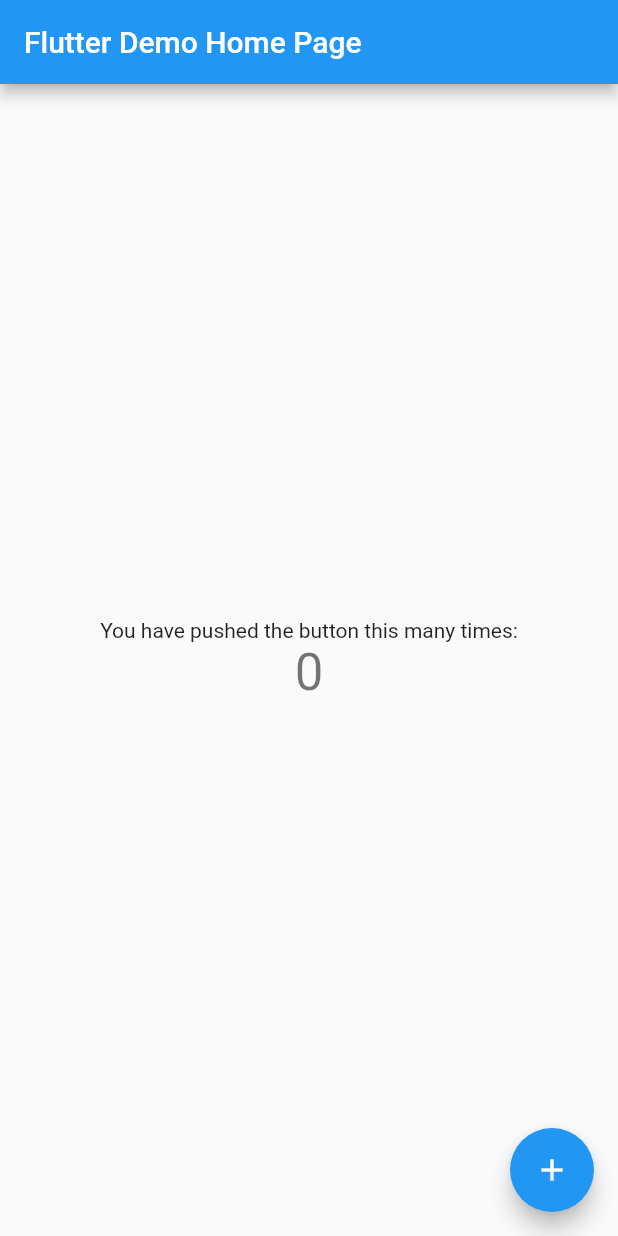
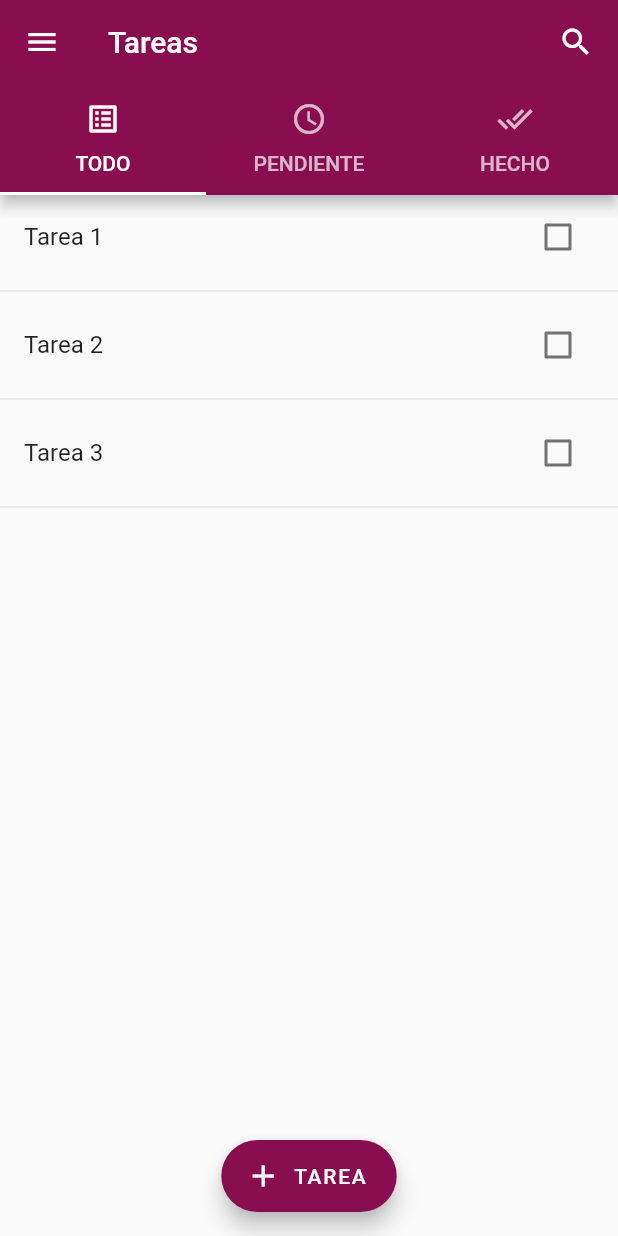
Before and after one commit to ant04x/Flamer, a Flutter app: the screen it shows after launch, on a phone screen of 412 x 824 dp. Run offline on Flutter 3.47's test engine with Material 2 defaults, Android fonts, the phone set to English and light mode, and no system bars.

Commit message:
Pantalla inicial sin menús migrada.

```diff
--- a/lib/main.dart
+++ b/lib/main.dart
@@ -9,7 +9,7 @@
   @override
   Widget build(BuildContext context) {
     return MaterialApp(
-      title: 'Flutter Demo',
+      title: 'Flamer',
       theme: ThemeData(
         // This is the theme of your application.
         //
@@ -20,9 +20,9 @@
         // or simply save your changes to "hot reload" in a Flutter IDE).
         // Notice that the counter didn't reset back to zero; the application
         // is not restarted.
-        primarySwatch: Colors.blue,
+        primarySwatch: Colors.pink,
       ),
-      home: MyHomePage(title: 'Flutter Demo Home Page'),
+      home: MyHomePage(title: 'Tareas'),
     );
   }
 }
@@ -47,6 +47,9 @@
 
 class _MyHomePageState extends State<MyHomePage> {
   int _counter = 0;
+  bool _task1 = false;
+  bool _task2 = false;
+  bool _task3 = false;
 
   void _incrementCounter() {
     setState(() {
@@ -67,47 +70,128 @@
     // The Flutter framework has been optimized to make rerunning build methods
     // fast, so that you can just rebuild anything that needs updating rather
     // than having to individually change instances of widgets.
-    return Scaffold(
-      appBar: AppBar(
-        // Here we take the value from the MyHomePage object that was created by
-        // the App.build method, and use it to set our appbar title.
-        title: Text(widget.title),
-      ),
-      body: Center(
-        // Center is a layout widget. It takes a single child and positions it
-        // in the middle of the parent.
-        child: Column(
-          // Column is also a layout widget. It takes a list of children and
-          // arranges them vertically. By default, it sizes itself to fit its
-          // children horizontally, and tries to be as tall as its parent.
-          //
-          // Invoke "debug painting" (press "p" in the console, choose the
-          // "Toggle Debug Paint" action from the Flutter Inspector in Android
-          // Studio, or the "Toggle Debug Paint" command in Visual Studio Code)
-          // to see the wireframe for each widget.
-          //
-          // Column has various properties to control how it sizes itself and
-          // how it positions its children. Here we use mainAxisAlignment to
-          // center the children vertically; the main axis here is the vertical
-          // axis because Columns are vertical (the cross axis would be
-          // horizontal).
-          mainAxisAlignment: MainAxisAlignment.center,
-          children: <Widget>[
-            Text(
-              'You have pushed the button this many times:',
+    return DefaultTabController(
+      length: 3,
+      child: Scaffold(
+        appBar: AppBar(
+          leading: Icon(Icons.menu),
+          actions: [
+            Padding(
+              padding: EdgeInsets.symmetric(horizontal: 16),
+              child: Icon(Icons.search),
             ),
-            Text(
-              '$_counter',
-              style: Theme.of(context).textTheme.headline4,
+          ],
+          title: Text('Tareas'),
+          automaticallyImplyLeading: false,
+          backgroundColor: Colors.pink.shade900,
+          bottom: TabBar(
+            indicatorColor: Colors.white,
+            tabs: [
+              Tab(text: 'TODO', icon: Icon(Icons.list_alt)),
+              Tab(text: 'PENDIENTE', icon: Icon(Icons.access_time)),
+              Tab(text: 'HECHO', icon: Icon(Icons.done_all)),
+            ],
+          ),
+        ),
+        body: TabBarView(
+          children: [
+            ListView(
+              children: [
+                ListTile(
+                  title: Text('Tarea 1'),
+                  trailing: Checkbox(
+                    value: _task1,
+                    onChanged: (value) {
+                      setState(() {
+                        _task1 = value;
+                      });
+                    },
+                  ),
+                ),
+                Divider(),
+                ListTile(
+                  title: Text('Tarea 2'),
+                  trailing: Checkbox(
+                    value: _task2,
+                    onChanged: (value) {
+                      setState(() {
+                        _task2 = value;
+                      });
+                    },
+                  ),
+                ),
+                Divider(),
+                ListTile(
+                  title: Text('Tarea 3'),
+                  trailing: Checkbox(
+                    value: _task3,
+                    onChanged: (value) {
+                      setState(() {
+                        _task3 = value;
+                      });
+                    },
+                  ),
+                ),
+                Divider(),
+              ],
+            ),
+            ListView(
+              children: [
+                ListTile(
+                  title: Text('Tarea 3'),
+                  trailing: Checkbox(
+                    value: _task3,
+                    onChanged: (value) {
+                      setState(() {
+                        _task3 = value;
+                      });
+                    },
+                  ),
+                ),
+                Divider(),
+              ],
+            ),
+            ListView(
+              children: [
+                ListTile(
+                  title: Text('Tarea 1'),
+                  trailing: Checkbox(
+                    value: _task1,
+                    onChanged: (value) {
+                      setState(() {
+                        _task1 = value;
+                      });
+                    },
+                  ),
+                ),
+                Divider(),
+                ListTile(
+                  title: Text('Tarea 2'),
+                  trailing: Checkbox(
+                    value: _task2,
+                    onChanged: (value) {
+                      setState(() {
+                        _task2 = value;
+                      });
+                    },
+                  ),
+                ),
+                Divider(),
+              ],
             ),
           ],
         ),
+        floatingActionButton: FloatingActionButton.extended(
+          backgroundColor: Colors.pink.shade900,
+          foregroundColor: Colors.white,
+          onPressed: () {
+            // Respond to button press
+          },
+          icon: Icon(Icons.add),
+          label: Text('TAREA'),
+        ),
+        floatingActionButtonLocation: FloatingActionButtonLocation.centerFloat,
       ),
-      floatingActionButton: FloatingActionButton(
-        onPressed: _incrementCounter,
-        tooltip: 'Increment',
-        child: Icon(Icons.add),
-      ), // This trailing comma makes auto-formatting nicer for build methods.
     );
   }
 }
```
